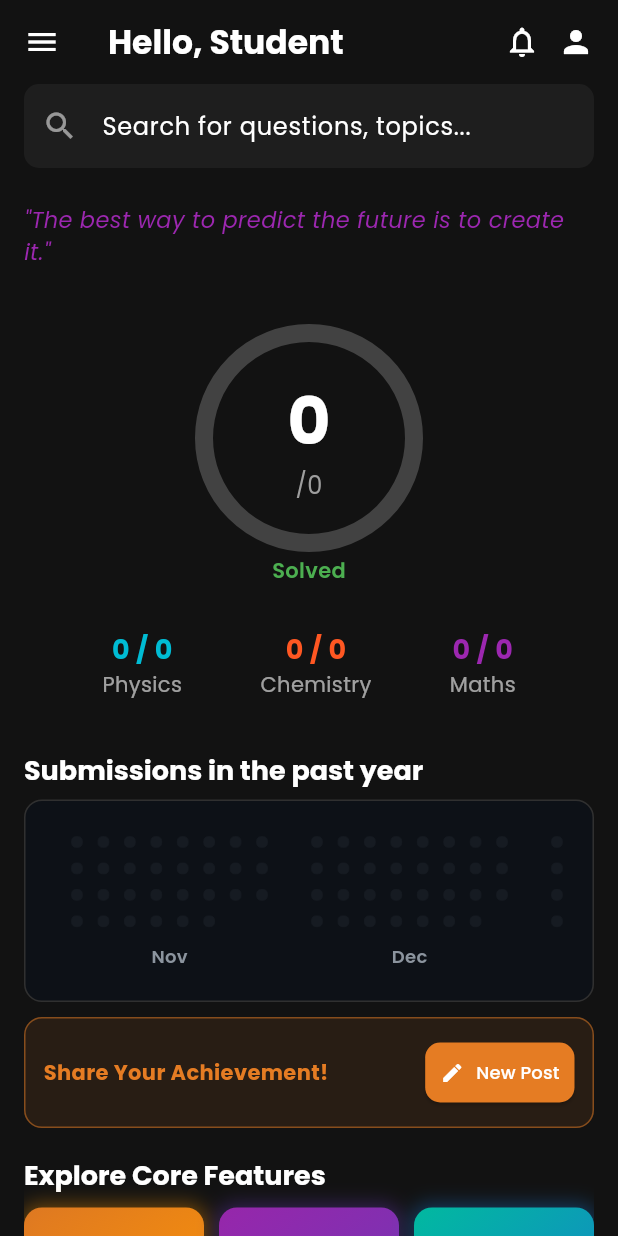
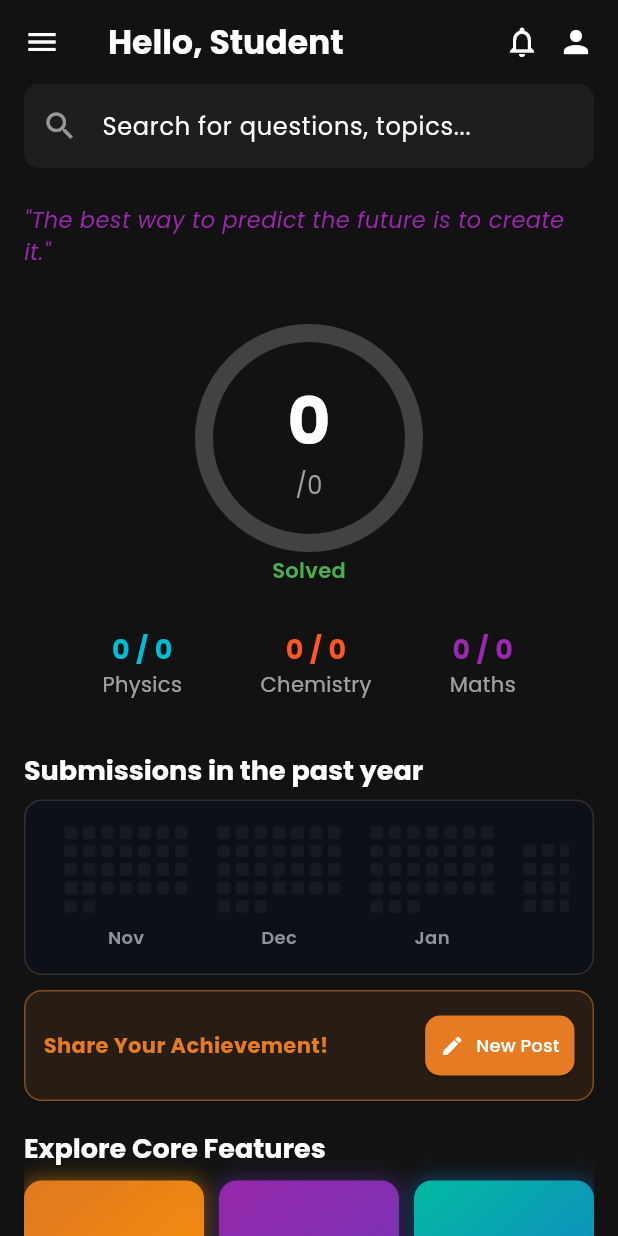
Before and after one commit to Aditya-tech18/Start_Up, a Flutter app: the HomeScreen screen opened by its route, on a phone screen of 412 x 824 dp. Run offline on Flutter 3.47's test engine with Material 3 defaults, Android fonts, the phone set to English and light mode, and no system bars; our stand-ins replace google_fonts, supabase_flutter; missing offline and left inert: flutter_math_fork; accounts and stored records are empty.

Commit message:
feat: Improved heatmap grid UI to LeetCode/GitHub style (frontend only)

```diff
--- a/lib/home_screen.dart
+++ b/lib/home_screen.dart
@@ -560,8 +560,9 @@
       return DateTime(date.year, date.month, 1);
     }).reversed.toList();
 
-    double boxSize = 12; // Ideal small square
-    double gap = 5; // Spacing like GitHub/LeetCode
+    const double boxSize = 10;
+    const double gap = 2;
+    const int gridCols = 7; // Show as standard week (Sun-Sat) per row
 
     return Container(
       padding: const EdgeInsets.all(16),
@@ -573,38 +574,35 @@
       child: SingleChildScrollView(
         scrollDirection: Axis.horizontal,
         child: Row(
-          crossAxisAlignment: CrossAxisAlignment.start,
+          crossAxisAlignment: CrossAxisAlignment.end,
           children: months.map((monthStart) {
             final daysInMonth =
                 DateUtils.getDaysInMonth(monthStart.year, monthStart.month);
-            final cols = (daysInMonth <= 14)
-                ? 7
-                : 8; // 7-8 column grid feels good visually for most months!
-            final rows = (daysInMonth / cols).ceil();
-            List<Widget> dayBoxes = [];
 
+            // prepare day-boxes in rows
+            List<Widget> squares = [];
             for (int i = 0; i < daysInMonth; i++) {
               final day = DateTime(monthStart.year, monthStart.month, i + 1);
               final count = widget.activityMap[day] ?? 0;
               final color = getPurpleShade(count);
               final isHovered = hoveredDate == day;
-
-              dayBoxes.add(
+              squares.add(
                 MouseRegion(
                   onEnter: (_) => setState(() => hoveredDate = day),
                   onExit: (_) => setState(() => hoveredDate = null),
                   child: AnimatedContainer(
-                    duration: const Duration(milliseconds: 140),
+                    duration: const Duration(milliseconds: 120),
                     width: boxSize,
                     height: boxSize,
+                    margin: EdgeInsets.all(gap / 2),
                     decoration: BoxDecoration(
                       color: color,
-                      borderRadius: BorderRadius.circular(3),
+                      borderRadius: BorderRadius.circular(2),
                       boxShadow: isHovered && count > 0
                           ? [
                               BoxShadow(
                                 color: color.withOpacity(0.7),
-                                blurRadius: 5,
+                                blurRadius: 6,
                                 spreadRadius: 1,
                               ),
                             ]
@@ -613,12 +611,11 @@
                         color: isHovered
                             ? const Color(0xFFc084fc)
                             : const Color(0xFF161b22),
-                        width: isHovered ? 1.2 : 0.5,
+                        width: isHovered ? 1.1 : 0.7,
                       ),
                     ),
-                    margin: EdgeInsets.all(gap / 2),
                     transform: isHovered
-                        ? (Matrix4.identity()..scale(1.18))
+                        ? (Matrix4.identity()..scale(1.2))
                         : Matrix4.identity(),
                     child: isHovered && count > 0
                         ? Tooltip(
@@ -639,28 +636,30 @@
               );
             }
 
-            // To keep grid aligned fill the last row with spacers if needed
-            int fillers = rows * cols - daysInMonth;
+            // add blanks to fill incomplete last row (7 columns)
+            int fillers = (gridCols - (daysInMonth % gridCols)) % gridCols;
             for (int i = 0; i < fillers; i++) {
-              dayBoxes.add(Container(
+              squares.add(Container(
                   width: boxSize,
                   height: boxSize,
                   margin: EdgeInsets.all(gap / 2)));
             }
 
+            int numRows = (squares.length / gridCols).ceil();
+
             return Padding(
-              padding: const EdgeInsets.symmetric(horizontal: 12, vertical: 5),
+              padding: const EdgeInsets.symmetric(horizontal: 9),
               child: Column(
                 children: [
                   SizedBox(
-                    width: cols * (boxSize + gap),
-                    height: rows * (boxSize + gap),
+                    width: gridCols * (boxSize + gap),
+                    height: numRows * (boxSize + gap),
                     child: GridView.count(
-                      crossAxisCount: cols,
+                      crossAxisCount: gridCols,
                       physics: const NeverScrollableScrollPhysics(),
                       mainAxisSpacing: gap,
                       crossAxisSpacing: gap,
-                      children: dayBoxes,
+                      children: squares,
                     ),
                   ),
                   const SizedBox(height: 6),
```
